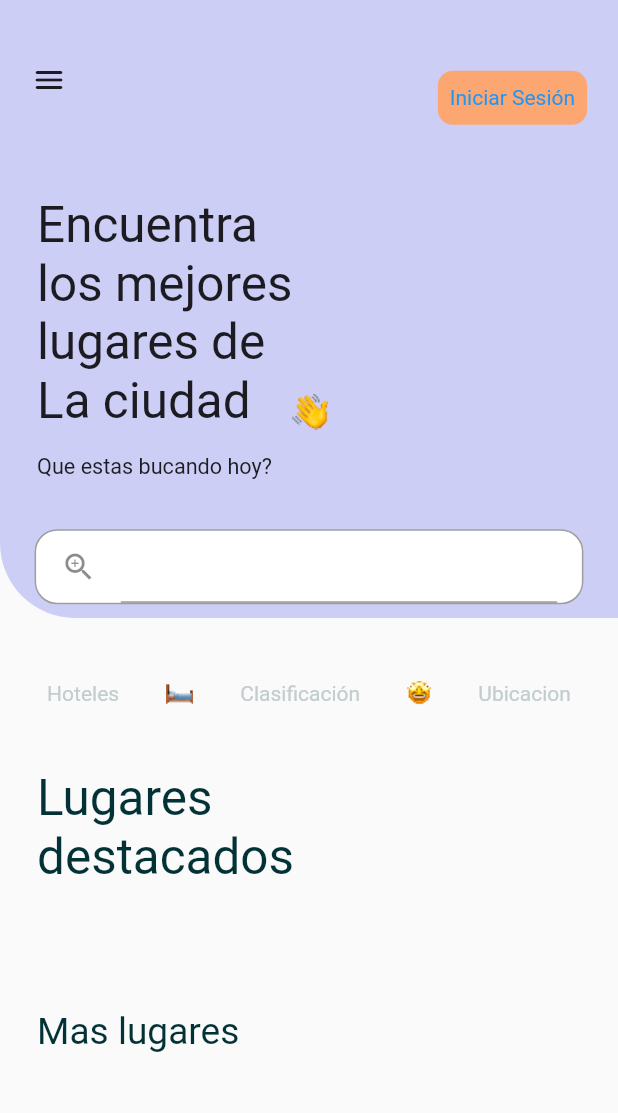
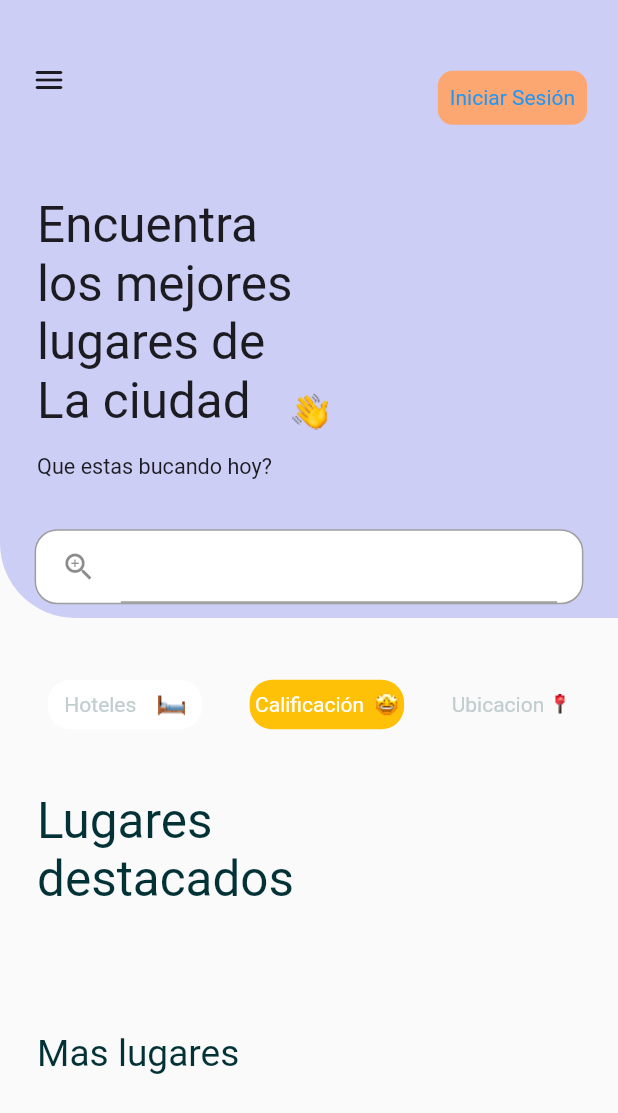
Before and after one commit to jcastillo501/Lugarenos, a Flutter app: the screen it shows after launch, on a phone screen of 412 x 824 dp. Shown: the top 1113 px of the screen. Run offline on Flutter 3.47's test engine with Material 2 defaults, Android fonts, the phone set to English and light mode, and no system bars; our stand-ins replace cloud_firestore, firebase_auth, firebase_core, geolocator, google_maps_flutter; accounts and stored records are empty; network calls fail.

Commit message:
botones de filtro

```diff
--- a/lib/screens/login/components/loginScreen.dart
+++ b/lib/screens/login/components/loginScreen.dart
@@ -1,4 +1,3 @@
-import 'package:firebase_core/firebase_core.dart';
 import 'package:flutter/material.dart';
 import 'package:lugarenos/screens/login/components/body.dart';
 
--- a/lib/screens/views/components/Apis/Maps.dart
+++ b/lib/screens/views/components/Apis/Maps.dart
@@ -22,6 +22,7 @@ class _MapsState extends State<Maps> {
   Widget build(BuildContext context) {
     double screenWidht = MediaQuery.of(context).size.width;
     double screenHeight = MediaQuery.of(context).size.height;
+    List<LatLng> coorPoly = [];
 
     return SafeArea(
       child: Scaffold(
@@ -46,7 +47,7 @@ class _MapsState extends State<Maps> {
                       polylineId: const PolylineId('route'),
                       points: [widget.userLocation, widget.placeInfo.location],
                       color: Colors.blue,
-                      width: 5),
+                      width: 5)
                 },
                 rotateGesturesEnabled: true,
                 scrollGesturesEnabled: true,
--- a/lib/screens/views/viewMain.dart
+++ b/lib/screens/views/viewMain.dart
@@ -1,10 +1,11 @@
 import 'dart:convert';
 
 import 'package:flutter/material.dart';
+import 'package:geolocator/geolocator.dart';
+import 'package:google_maps_flutter/google_maps_flutter.dart';
 import 'package:http/http.dart' as http;
 import 'package:lugarenos/screens/login/components/loginScreen.dart';
 import 'package:lugarenos/screens/screenInfo/InfoPlaces.dart';
-import 'package:lugarenos/screens/screenInfo/infoPlaces.dart' as infoplaces;
 import 'package:lugarenos/screens/views/components/Apis/place.dart';
 
 class ViewMain extends StatefulWidget {
@@ -16,15 +17,16 @@ class ViewMain extends StatefulWidget {
 
 class _ViewMainState extends State<ViewMain> {
   List<Place> placesList = [];
+  List<LatLng> coor = <LatLng>[];
   late double screenHeigth;
   late double screenWidth;
   bool firstEnter = false;
-
+  String categorySelected = 'Calificación';
   @override
   Widget build(BuildContext context) {
     return SafeArea(
       child: Scaffold(
-        body: Container(
+        body: SizedBox(
           // margin: EdgeInsets.symmetric(horizontal: screenWidth * 0.05),
           width: screenWidth,
           height: screenHeigth,
@@ -152,19 +154,74 @@ class _ViewMainState extends State<ViewMain> {
                   child: Row(
                     mainAxisAlignment: MainAxisAlignment.spaceEvenly,
                     children: <Widget>[
-                      const Text(
-                        'Hoteles',
-                        style: TextStyle(color: Color(0xFFC1CDCE)),
+                      GestureDetector(
+                        onTap: () {
+                          categorySelected = 'Hoteles';
+                          getCategoriesHotels();
+                        },
+                        child: Container(
+                          height: screenHeigth * 0.04,
+                          width: screenWidth * 0.25,
+                          decoration: BoxDecoration(
+                              color: categorySelected == 'Hoteles'
+                                  ? Colors.amber
+                                  : Colors.white,
+                              borderRadius: BorderRadius.circular(15)),
+                          child: Row(
+                            mainAxisAlignment: MainAxisAlignment.spaceEvenly,
+                            children: [
+                              const Text(
+                                'Hoteles ',
+                                style: TextStyle(color: Color(0xFFC1CDCE)),
+                              ),
+                              Image.asset('assets/images/Imagen 5.png'),
+                            ],
+                          ),
+                        ),
                       ),
-                      Image.asset('assets/images/Imagen 5.png'),
-                      const Text(
-                        'Clasificación',
-                        style: TextStyle(color: Color(0xFFC1CDCE)),
+                      GestureDetector(
+                        onTap: () {
+                          categorySelected = 'Calificación';
+                          getCategoriesClasificacion();
+                        },
+                        child: Container(
+                          height: screenHeigth * 0.04,
+                          width: screenWidth * 0.25,
+                          decoration: BoxDecoration(
+                              color: categorySelected == 'Calificación'
+                                  ? Colors.amber
+                                  : Colors.white,
+                              borderRadius: BorderRadius.circular(15)),
+                          child: Row(
+                            mainAxisAlignment: MainAxisAlignment.spaceEvenly,
+                            children: [
+                              Text(
+                                'Calificación ',
+                                style: TextStyle(
+                                    color: categorySelected == 'Calificación'
+                                        ? Colors.white
+                                        : Color(0xFFC1CDCE)),
+                              ),
+                              Image.asset('assets/images/Imagen 6.png'),
+                            ],
+                          ),
+                        ),
                       ),
-                      Image.asset('assets/images/Imagen 6.png'),
-                      const Text(
-                        'Ubicacion',
-                        style: TextStyle(color: Color(0xFFC1CDCE)),
+                      GestureDetector(
+                        onTap: () {
+                          categorySelected = 'Ubicacion';
+                        },
+                        child: Container(
+                          child: Row(
+                            children: [
+                              const Text(
+                                'Ubicacion ',
+                                style: TextStyle(color: Color(0xFFC1CDCE)),
+                              ),
+                              Image.asset('assets/images/Imagen 19.png')
+                            ],
+                          ),
+                        ),
                       )
                     ],
                   ),
@@ -200,7 +257,7 @@ class _ViewMainState extends State<ViewMain> {
                   ),
                 ),
 
-                Container(
+                SizedBox(
                   // color: Colors.blue,
                   height: screenHeigth * 0.40,
                   width: screenWidth,
@@ -528,6 +585,18 @@ class _ViewMainState extends State<ViewMain> {
     }
   }
 
+  Future<void> getCategoriesHotels() async {
+    placesList.sort((a, b) => b.category.compareTo(a.category));
+    setState(() {});
+  }
+
+  Future<void> getCategoriesClasificacion() async {
+    placesList.sort((a, b) => b.rate.compareTo(a.rate));
+    setState(() {});
+  }
+
+  Future<void> getCategoriesUbication() async {}
+
   @override
   void didChangeDependencies() async {
     if (!firstEnter) {
```
Also changed, not shown: lib/screens/login/components/services/auth_service.dart (+1 -13 lines), lib/screens/screenInfo/infoPlaces.dart (+8 -7 lines), lib/screens/views/components/addPlaces.dart (added).
